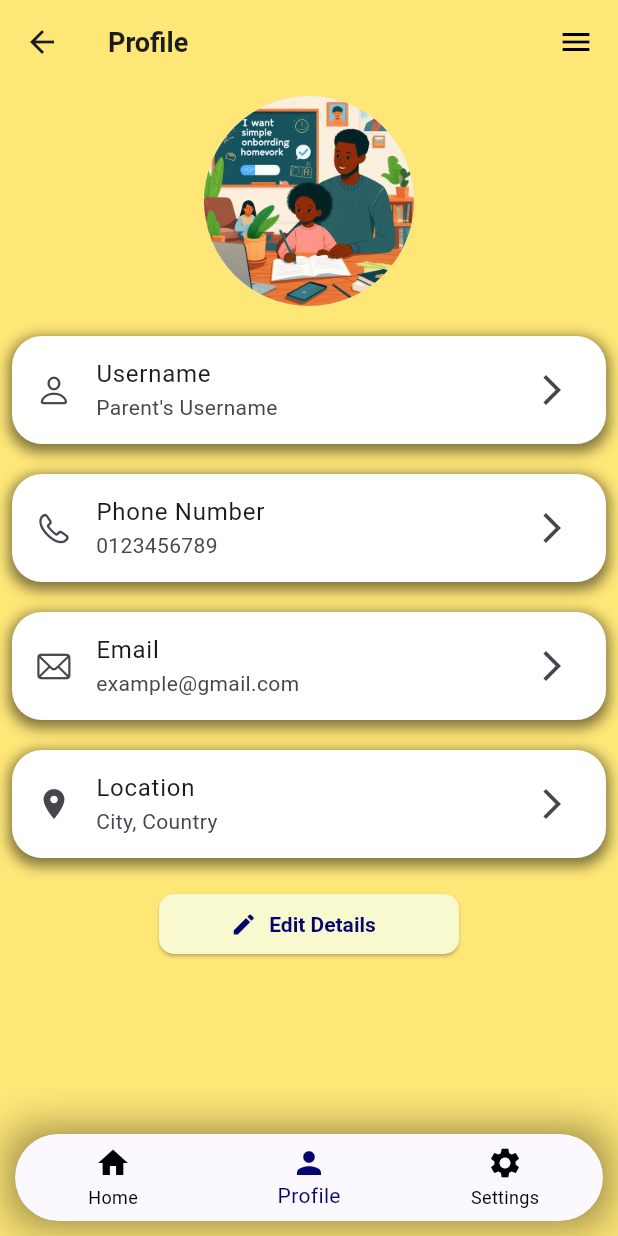
After one commit to KaKaCodes1/Parent_Teach_App, a Flutter app: the screen it shows after launch, item 2 of the bottom bar chosen, after a tap on "Edit Details", on a phone screen of 412 x 824 dp. The commit adds this screen. Run offline on Flutter 3.47's test engine with Material 3 defaults, Android fonts, the phone set to English and light mode, and no system bars; our stand-ins replace camera, firebase_auth, firebase_core, image_picker, introduction_screen; missing offline and left inert: google_ml_kit; accounts and stored records are empty.

Commit message:
Made the profile page

```diff
--- a/parentteach/lib/main.dart
+++ b/parentteach/lib/main.dart
@@ -5,6 +5,7 @@ import 'package:parentteach/screen/home_screen.dart';
 //import 'package:parentteach/screen/login_screen.dart';
 import 'package:parentteach/screen/login_screencopy.dart';
 import 'package:parentteach/screen/onboarding_screen.dart';
+import 'package:parentteach/screen/profile_screen.dart';
 import 'package:parentteach/screen/registration_screencopy.dart';
 import 'package:parentteach/screen/splash_screen.dart';
 //import 'firebase_options.dart';
@@ -40,7 +41,7 @@ class MyApp extends StatelessWidget {
       ),
       //home: const SplashScreen(),
       home: const HomeScreen(),
-      //home: SolutionScreen(),
+      //home: ProfileScreen(),
 
     );
   }
--- a/parentteach/lib/screen/home_screen.dart
+++ b/parentteach/lib/screen/home_screen.dart
@@ -3,6 +3,7 @@ import 'package:flutter/material.dart';
 import 'package:parentteach/model/articles.dart';
 import 'package:parentteach/screen/allarticles_screen.dart';
 import 'package:parentteach/screen/allsubjects_screen.dart';
+import 'package:parentteach/screen/profile_screen.dart';
 import 'package:parentteach/widgets/article_card.dart';
 import 'package:parentteach/widgets/subject_card.dart';
 
@@ -16,6 +17,8 @@ class HomeScreen extends StatefulWidget {
 }
 
 class _HomeScreenState extends State<HomeScreen> {
+  int _selectedIndex = 0;
+
   final List<Subject> subjects= [
     Subject(name: 'Math', imageUrl: 'assets/images/math.gif'),
     Subject(name: 'English', imageUrl: 'assets/images/eng.gif'),
@@ -33,6 +36,20 @@ class _HomeScreenState extends State<HomeScreen> {
     Articles(articleTitle: "Importance of Both Parents' Involvement In Their children's education", articleImageUrl: 'assets/images/onboarding1.png', articleDescription: 'See why we encourage both parents to get involved'),
     Articles(articleTitle: 'ParentTeach Updates', articleImageUrl: 'assets/images/small logo (1).png', articleDescription: "Here are our recent updates. Don't be left behind, stay in the loop. "),
     ];
+
+    //for navigation to account
+  void _onItemTapped(int index) {
+    setState(() {
+      _selectedIndex = index;
+      if (index == 1) {
+        Navigator.push(
+          context,
+          MaterialPageRoute(
+            builder: (context) => ProfileScreen())
+        );
+      }
+    });
+  }
 
   bool showAllSubjects = false; //This will help me  choose how many cards will be seen on the listview
 
@@ -222,9 +239,9 @@ class _HomeScreenState extends State<HomeScreen> {
                 ),
 
             ],
-            // currentIndex: _selectedIndex,
-            // selectedItemColor: const Color.fromARGB(255, 77, 149, 208),
-            // onTap:_onItemTapped,
+            currentIndex: _selectedIndex,
+            //selectedItemColor: const Color.fromARGB(255, 77, 149, 208),
+            onTap:_onItemTapped,
 
 
             ),
--- /dev/null
+++ b/parentteach/lib/screen/profile_screen.dart
@@ -0,0 +1,171 @@
+import 'package:flutter/cupertino.dart';
+import 'package:flutter/material.dart';
+import 'package:parentteach/screen/home_screen.dart';
+
+class ProfileScreen extends StatefulWidget {
+  ProfileScreen({super.key});
+
+  @override
+  State<ProfileScreen> createState() => _ProfileScreenState();
+}
+
+class _ProfileScreenState extends State<ProfileScreen> {
+  final ButtonStyle thisbutton = ElevatedButton.styleFrom(
+    minimumSize: const Size(200, 40),
+    backgroundColor: const Color.fromARGB(255, 249, 249, 207),
+    textStyle: const TextStyle(
+      fontWeight: FontWeight.bold,),
+    shape: RoundedRectangleBorder(
+      borderRadius: BorderRadius.circular(10),
+    ),
+  );
+
+    int _selectedIndex= 1;
+
+    //To be able to navigate back to home page using navbar
+    void _onItemTapped(int index) {
+    setState(() {
+      _selectedIndex = index;
+      if(index == 0){
+        Navigator.push(
+          context,
+          MaterialPageRoute(
+            builder: (context) => const HomeScreen()
+            )
+          );
+      }
+    });
+  }
+
+  @override
+  Widget build(BuildContext context) {
+    return Scaffold(
+      backgroundColor: const Color.fromARGB(255, 254, 230, 119),
+      appBar: AppBar(
+        title: const Row(
+          mainAxisAlignment: MainAxisAlignment.spaceBetween,
+          children: [
+            Text(
+              'Profile',
+              style: TextStyle(
+                fontWeight: FontWeight.bold,
+                fontSize: 18,
+              ),
+            ),
+
+            Icon(
+              Icons.menu,
+              color: Colors.black,
+            ),
+          ],
+        ),
+        backgroundColor: const Color.fromARGB(255, 254, 230, 119),
+        elevation: 0,
+    ),
+    body: SingleChildScrollView(
+      child: Padding(
+        padding: const EdgeInsets.all(8.0),
+        child: Column(
+          children: [
+            const CircleAvatar(
+              radius: 70,
+              backgroundImage: AssetImage('assets/images/dad.jpeg'),
+            ),
+
+            const SizedBox(height: 20,),
+
+            itemProfile('Username', "Parent's Username", CupertinoIcons.person),
+            const SizedBox(height: 20,),
+
+            itemProfile('Phone Number', "0123456789", CupertinoIcons.phone),
+            const SizedBox(height: 20,),
+
+            itemProfile('Email', "example@gmail.com", CupertinoIcons.mail),
+            const SizedBox(height: 20,),
+
+            itemProfile('Location', "City, Country", Icons.location_on),
+            const SizedBox(height: 20,),
+
+            ElevatedButton.icon(
+              onPressed: (){
+                // Navigator.of(context).pop();
+              },
+              icon: const Icon(Icons.edit, color: Color.fromARGB(255, 6, 6, 111),),
+              label: const Text(
+                'Edit Details',
+                style: TextStyle(
+                    color: Color.fromARGB(255, 6, 6, 111),
+                ),
+              ),
+              style: thisbutton,
+              ),
+
+          ],
+        ),
+      ),
+    ),
+          bottomNavigationBar: Container(
+        margin: const EdgeInsets.symmetric(horizontal: 10, vertical: 10),
+        decoration: BoxDecoration(
+          boxShadow: [
+            BoxShadow(
+            color: Colors.black.withOpacity(0.5),
+            blurRadius: 25,
+          )
+          ]
+        ),
+        child: ClipRRect(
+          borderRadius: BorderRadius.circular(30),
+          child: BottomNavigationBar(
+            selectedItemColor: const Color.fromARGB(255, 6, 6, 111),
+            unselectedItemColor:  Colors.black,
+            items: const <BottomNavigationBarItem>[
+              BottomNavigationBarItem(
+                icon: Icon(Icons.home),
+                label: 'Home'
+                ),
+              BottomNavigationBarItem(
+                icon: Icon(Icons.person),
+                label: 'Profile',
+                ),
+              BottomNavigationBarItem(
+                icon: Icon(Icons.settings),
+                label: 'Settings',
+                ),
+
+            ],
+            currentIndex: _selectedIndex,
+            //selectedItemColor: const Color.fromARGB(255, 77, 149, 208),
+            onTap:_onItemTapped,
+
+
+            ),
+        ),
+      ),
+    );
+  }
+
+    itemProfile(String title, String subtitle, IconData icon){
+      return Container(
+          decoration: BoxDecoration(
+            color: Colors.white,
+            borderRadius: BorderRadius.circular(20),
+            boxShadow: [
+              BoxShadow(
+                color: Colors.black.withOpacity(0.5),
+                blurRadius: 7,
+                spreadRadius: 2,
+                offset: const Offset(0,3),
+              )
+            ]
+            ),
+            child: ListTile(
+              title:  Text(title),
+              subtitle:  Text(subtitle),
+              leading:  Icon(icon),
+              trailing: const Icon(Icons.arrow_forward_ios),
+              //tileColor: Colors.white,
+            ),
+        );
+    }
+}
```
Also changed, not shown: parentteach/lib/widgets/bottom_navbar.dart (added, +45 -0 lines), parentteach/lib/widgets/subject_dialog.dart (+10 -9 lines).
